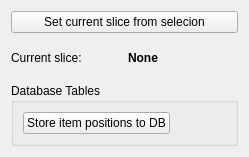
acq4/acq4, file lib/analysis/atlas/atlasCtrlTemplate.ui: the form before one commit.
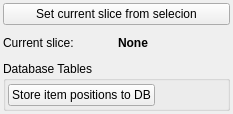
The form after the commit. Custom widgets are drawn as their Qt base class.

Commit message: speeded up atlas.storeToDB, promoted storeBtn to feedback btn, bugfix

Diff of the .ui file:
```diff
--- a/lib/analysis/atlas/atlasCtrlTemplate.ui
+++ b/lib/analysis/atlas/atlasCtrlTemplate.ui
@@ -6,14 +6,20 @@
    <rect>
     <x>0</x>
     <y>0</y>
-    <width>249</width>
-    <height>157</height>
+    <width>233</width>
+    <height>114</height>
    </rect>
   </property>
   <property name="windowTitle">
    <string>Form</string>
   </property>
   <layout class="QGridLayout" name="gridLayout">
+   <property name="margin">
+    <number>3</number>
+   </property>
+   <property name="spacing">
+    <number>3</number>
+   </property>
    <item row="0" column="0" colspan="2">
     <widget class="QPushButton" name="setSliceBtn">
      <property name="text">
@@ -47,8 +53,11 @@
       <string>Database Tables</string>
      </property>
      <layout class="QGridLayout" name="gridLayout_3">
+      <property name="margin">
+       <number>2</number>
+      </property>
       <property name="spacing">
-       <number>0</number>
+       <number>1</number>
       </property>
       <item row="0" column="0" colspan="3">
        <widget class="DatabaseGui" name="dbWidget" native="true"/>
@@ -85,6 +94,11 @@
    <header>DatabaseGui</header>
    <container>1</container>
   </customwidget>
+  <customwidget>
+   <class>FeedbackButton</class>
+   <extends>QPushButton</extends>
+   <header>pyqtgraph.widgets.FeedbackButton</header>
+  </customwidget>
  </customwidgets>
  <resources/>
  <connections/>
```
Left out of the diff: 2 changed lines with no effect on the pictures. The commit also changes 3 other files.
